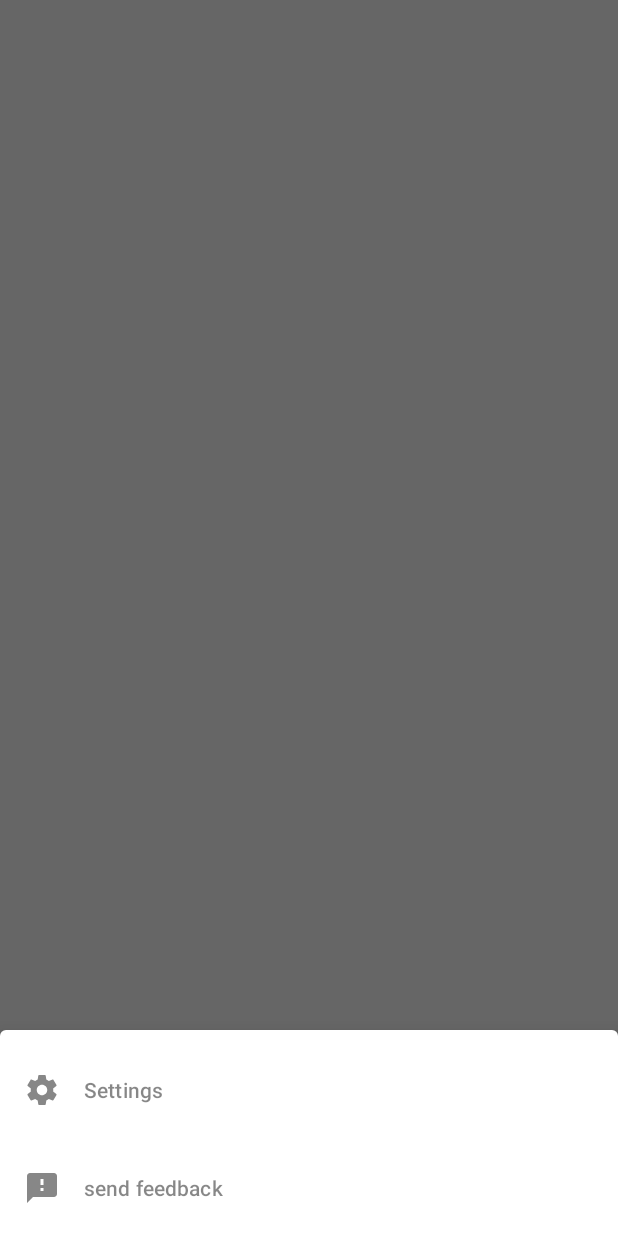
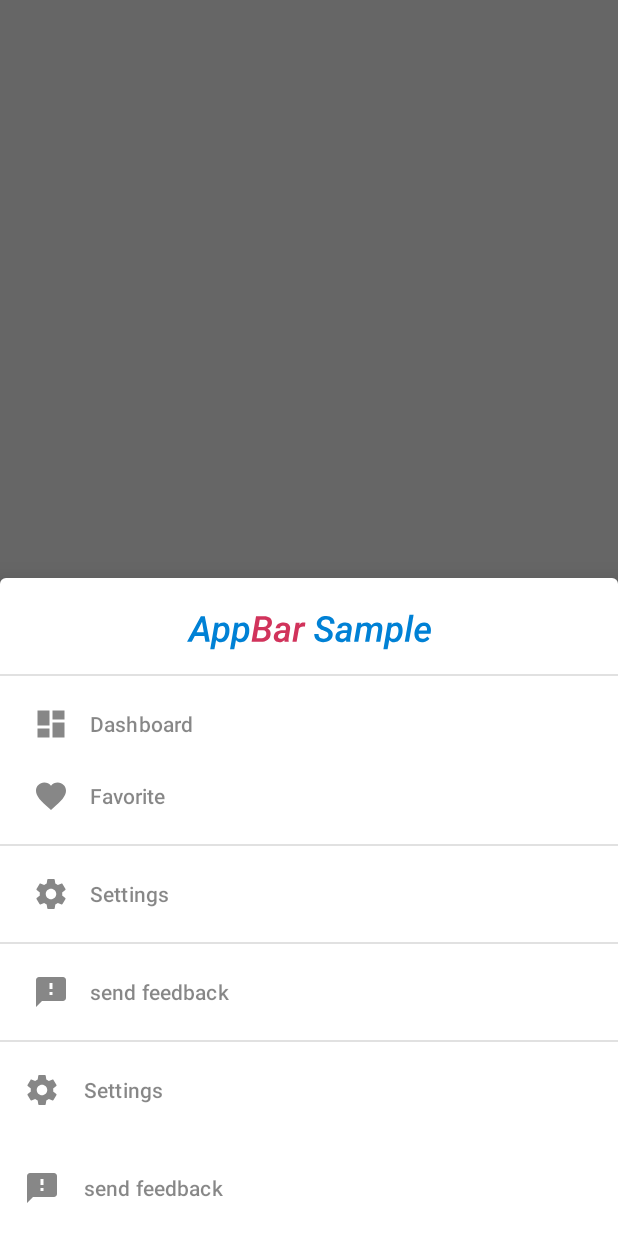
Before and after one commit to pstanisl/appbar-sample, an Android app: the fragment BottomNavigationFragment placed in its activity, on a phone screen of 412 x 824 dp. Run offline under Robolectric (Android 15) with nearby library versions, the phone set to English and light mode, and no system bars; our stand-ins replace Timber, navigation-ui; 7 statements that could not run were skipped.

Commit message:
divider in NavigationView

```diff
--- /dev/null
+++ b/app/src/main/res/color/navigation_item_color.xml
@@ -0,0 +1,8 @@
+<?xml version="1.0" encoding="utf-8"?>
+<selector xmlns:android="http://schemas.android.com/apk/res/android">
+
+    <item android:state_checked="true" android:color="@color/primary" />
+    <item android:state_enabled="true" android:color="@color/gray_dark" />
+    <item android:color="@color/gray_light" />
+
+</selector>
--- /dev/null
+++ b/app/src/main/res/drawable-v21/navigation_item_background.xml
@@ -0,0 +1,7 @@
+<?xml version="1.0" encoding="utf-8"?>
+<selector xmlns:android="http://schemas.android.com/apk/res/android">
+
+    <item android:state_checked="true" android:drawable="@drawable/navigation_item_background_selected" />
+    <item android:state_enabled="true" android:drawable="@drawable/navigation_item_background_pressed" />
+
+</selector>
--- /dev/null
+++ b/app/src/main/res/drawable-v21/navigation_item_background_pressed.xml
@@ -0,0 +1,4 @@
+<?xml version="1.0" encoding="utf-8"?>
+<ripple xmlns:android="http://schemas.android.com/apk/res/android" android:color="@color/primary_selected">
+    <item android:id="@android:id/mask" android:drawable="@drawable/navigation_item_background_selected" />
+</ripple>
--- /dev/null
+++ b/app/src/main/res/drawable/divider.xml
@@ -0,0 +1,9 @@
+<?xml version="1.0" encoding="utf-8"?>
+<shape xmlns:android="http://schemas.android.com/apk/res/android"
+    android:shape="rectangle" >
+
+    <size android:height="1dp" />
+
+    <solid android:color="@color/gray_light"/>
+
+</shape>
--- /dev/null
+++ b/app/src/main/res/drawable/navigation_item_background.xml
@@ -0,0 +1,5 @@
+<?xml version="1.0" encoding="utf-8"?>
+<selector xmlns:android="http://schemas.android.com/apk/res/android">
+    <item android:state_checked="true" android:drawable="@drawable/navigation_item_background_selected" />
+    <item android:state_pressed="true" android:drawable="@drawable/navigation_item_background_selected" />
+</selector>
--- /dev/null
+++ b/app/src/main/res/drawable/navigation_item_background_selected.xml
@@ -0,0 +1,9 @@
+<?xml version="1.0" encoding="utf-8"?>
+<layer-list xmlns:android="http://schemas.android.com/apk/res/android">
+    <item android:left="@dimen/keyline_1" android:right="@dimen/keyline_1" android:top="2dp" android:bottom="2dp">
+        <shape android:shape="rectangle">
+            <solid android:color="@color/primary_selected" />
+            <corners android:radius="@dimen/bottom_sheet_corner_radius" />
+        </shape>
+    </item>
+</layer-list>
--- a/app/src/main/res/drawable/navigation_item_bg.xml
+++ /dev/null
@@ -1,14 +0,0 @@
-<?xml version="1.0" encoding="utf-8"?>
-<selector xmlns:android="http://schemas.android.com/apk/res/android">
-
-    <item android:drawable="@android:color/transparent"  android:state_checked="false"/>
-    <item android:state_checked="true">
-        <shape xmlns:android="http://schemas.android.com/apk/res/android"
-            android:shape="rectangle">
-            <corners
-                android:radius="@dimen/bottom_sheet_corner_radius" />
-            <solid android:color="@color/primary_selected" />
-        </shape>
-    </item>
-
-</selector>
--- a/app/src/main/res/drawable/navigation_item_color.xml
+++ /dev/null
@@ -1,7 +0,0 @@
-<?xml version="1.0" encoding="utf-8"?>
-<selector xmlns:android="http://schemas.android.com/apk/res/android">
-
-    <item android:color="@color/gray_dark"  android:state_checked="false"/>
-    <item android:color="@color/primary" android:state_checked="true"/>
-
-</selector>
--- a/app/src/main/res/layout/fragment_navigation.xml
+++ b/app/src/main/res/layout/fragment_navigation.xml
@@ -30,37 +30,21 @@
         android:layout_width="match_parent"
         android:layout_height="wrap_content"
         android:layout_gravity="bottom"
-        android:paddingStart="@dimen/keyline_1"
-        android:paddingEnd="@dimen/keyline_1"
-        app:itemBackground="@drawable/navigation_item_bg"
-        app:itemIconPadding="@dimen/keyline_2"
-        app:itemTextColor="@drawable/navigation_item_color"
-        app:itemIconTint="@drawable/navigation_item_color"
-        app:itemHorizontalPadding="@dimen/keyline_1"
+        android:background="@android:color/transparent"
+        android:theme="@style/AppTheme.NavigationViewOverlay"
+        app:itemBackground="@drawable/navigation_item_background"
+        app:itemIconTint="@color/navigation_item_color"
+        app:itemTextColor="@color/navigation_item_color"
         app:layout_constraintBottom_toTopOf="@id/divider_navigation"
-        app:menu="@menu/lateral_navigation" />
+        app:menu="@menu/lateral_navigation"
+        style="@style/NavigationView" />
 
     <View
         android:id="@+id/divider_navigation"
         style="@style/BottomSheetEntryDivider"
         app:layout_constraintEnd_toEndOf="parent"
         app:layout_constraintStart_toStartOf="parent"
-        app:layout_constraintBottom_toTopOf="@id/btnSendFeedback" />
-
-    <android.support.design.button.MaterialButton
-        android:id="@+id/btnSendFeedback"
-        android:layout_width="match_parent"
-        android:layout_height="wrap_content"
-        android:text="@string/action_send_feedback"
-        android:textAlignment="textStart"
-        android:textAppearance="@style/TextAppearance.AppCompat.Menu"
-        android:textColor="@color/gray_dark"
-        android:visibility="gone"
-        app:layout_constraintEnd_toEndOf="parent"
-        app:layout_constraintStart_toStartOf="parent"
-        app:layout_constraintBottom_toTopOf="@id/vForwardNavigation"
-        style="@style/Widget.MaterialComponents.Button.TextButton"
-        />
+        app:layout_constraintBottom_toTopOf="@id/vForwardNavigation" />
 
     <android.support.design.widget.NavigationView
         android:id="@+id/vForwardNavigation"
@@ -69,20 +53,21 @@
         android:layout_gravity="bottom"
         android:paddingStart="@dimen/keyline_1"
         android:paddingEnd="@dimen/keyline_1"
-        app:itemBackground="@drawable/navigation_item_bg"
+        app:itemBackground="@drawable/navigation_item_background"
         app:itemIconPadding="@dimen/keyline_2"
-        app:itemTextColor="@drawable/navigation_item_color"
-        app:itemIconTint="@drawable/navigation_item_color"
+        app:itemTextColor="@color/navigation_item_color"
+        app:itemIconTint="@color/navigation_item_color"
         app:itemHorizontalPadding="@dimen/keyline_1"
-        app:layout_constraintBottom_toTopOf="@id/vNavigationMenuFooter"
+        app:layout_constraintBottom_toBottomOf="parent"
         app:menu="@menu/forward_navigation" />
 
-    <include
-        android:id="@+id/vNavigationMenuFooter"
-        layout="@layout/navigation_menu_footer"
-        app:layout_constraintEnd_toEndOf="parent"
-        app:layout_constraintStart_toStartOf="parent"
-        app:layout_constraintBottom_toBottomOf="parent"
-    />
+    <!--<include-->
+        <!--android:id="@+id/vNavigationMenuFooter"-->
+        <!--layout="@layout/navigation_menu_footer"-->
+        <!--android:visibility="gone"-->
+        <!--app:layout_constraintEnd_toEndOf="parent"-->
+        <!--app:layout_constraintStart_toStartOf="parent"-->
+        <!--app:layout_constraintBottom_toBottomOf="parent"-->
+    <!--/>-->
 
 </android.support.constraint.ConstraintLayout>
--- a/app/src/main/res/menu/lateral_navigation.xml
+++ b/app/src/main/res/menu/lateral_navigation.xml
@@ -13,4 +13,18 @@
             android:title="@string/nav_item_favorite" />
     </group>
 
+    <group android:id="@+id/forward_settings">
+        <item
+            android:id="@+id/settings"
+            android:icon="@drawable/ic_settings_black_24dp"
+            android:title="@string/nav_item_settings" />
+    </group>
+
+    <group android:id="@+id/forward_feedback">
+        <item
+            android:id="@+id/feedback"
+            android:icon="@drawable/ic_feedback_black_24dp"
+            android:title="@string/action_send_feedback" />
+    </group>
+
 </menu>
--- a/app/src/main/res/values/styles.xml
+++ b/app/src/main/res/values/styles.xml
@@ -8,6 +8,12 @@
         <item name="colorAccent">@color/secondary</item>
 
         <item name="android:windowBackground">@color/background</item>
+
+        <item name="android:listDivider">@color/gray_light</item>
+    </style>
+
+    <style name="AppTheme.NavigationViewOverlay" parent="@style/Widget.Design.NavigationView">
+        <item name="android:listDivider">@drawable/divider</item>
     </style>
 
     <!-- set the rounded drawable as background to your bottom sheet -->
@@ -28,4 +34,9 @@
         <item name="android:background">@color/gray_light</item>
     </style>
 
+    <style name="NavigationView">
+        <!--<item name="android:itemBackground">@drawable/navigation_item_background</item>-->
+        <!--<item name="android:selectableItemBackground">@drawable/navigation_item_background</item>-->
+    </style>
+
 </resources>
```
